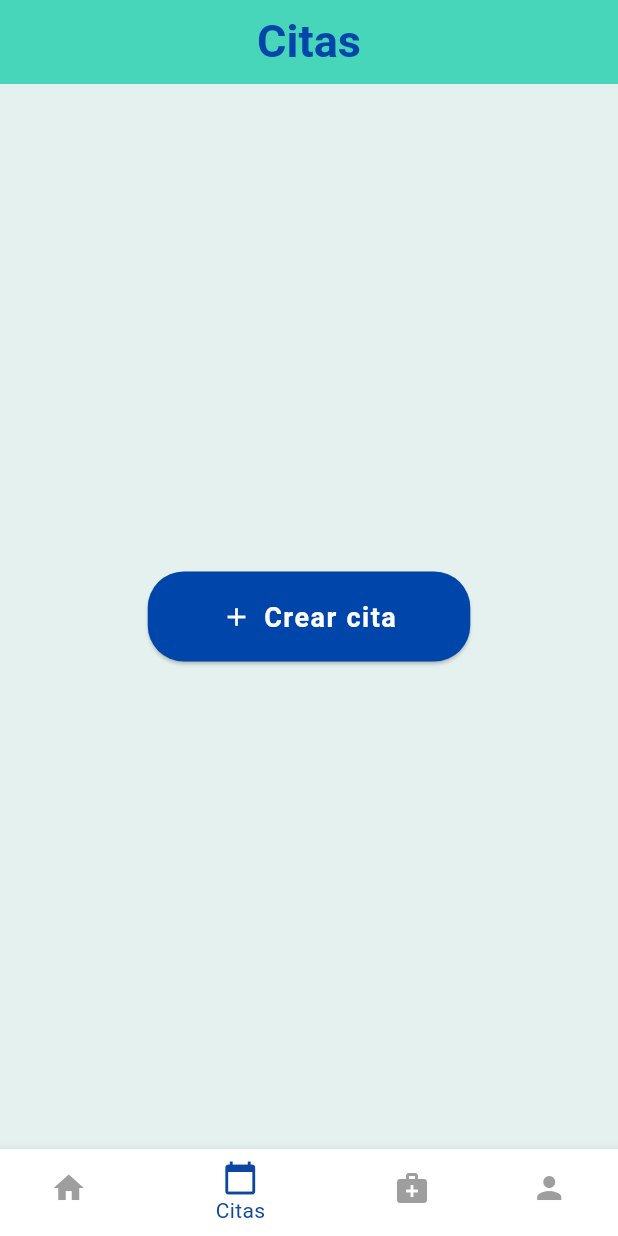
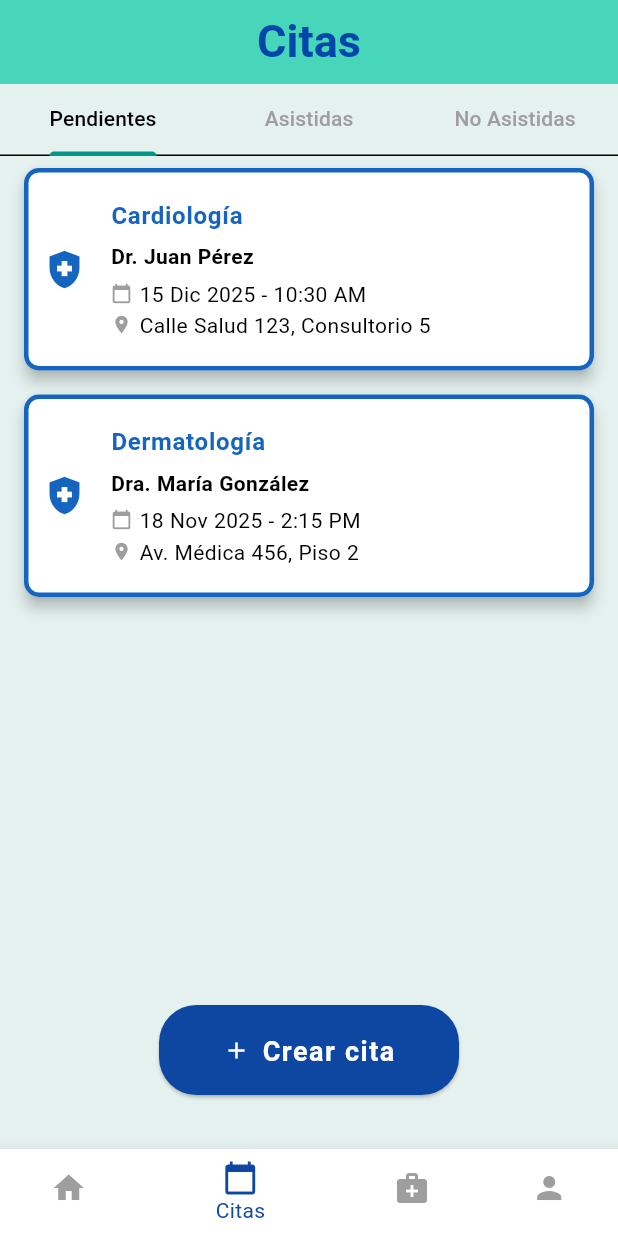
Before and after one commit to Jenn712-code/Proyecto-ARQ-SISTEMAS-II-AgendaMedica-FLUTTER, a Flutter app: the Dashboard screen opened directly, item 2 of the bottom bar chosen, on a phone screen of 412 x 824 dp. Run offline on Flutter 3.47's test engine with Material 3 defaults, Android fonts, the phone set to English and light mode, and no system bars; our stand-ins replace font_awesome_flutter, google_fonts, shared_preferences; accounts and stored records are empty; network calls fail; Roboto replaces fonts that are missing (SnapITC).

Commit message:
se crean tab bar, para listados de citas y medicamentos para las historias de usuario de sprint3

```diff
--- /dev/null
+++ b/lib/pages/CitasDashboardConTabs.dart
@@ -0,0 +1,158 @@
+// Archivo: lib/pages/CitasDashboardConTabs.dart
+
+import 'package:flutter/material.dart';
+// Importa tu formulario de creación de citas
+import 'crearCita.dart';
+// Importa el widget de la tarjeta (asumiendo que está en lib/widgets)
+import '../widgets/CitaCard.dart';
+
+class CitasDashboardConTabs extends StatefulWidget {
+  const CitasDashboardConTabs({super.key});
+
+  @override
+  State<CitasDashboardConTabs> createState() => _CitasDashboardConTabsState();
+}
+
+// 🎯 NECESARIO: Agrega 'with SingleTickerProviderStateMixin' para el TabController
+class _CitasDashboardConTabsState extends State<CitasDashboardConTabs>
+    with SingleTickerProviderStateMixin {
+
+  late TabController _tabController;
+
+  @override
+  void initState() {
+    super.initState();
+    // 3 pestañas: Pendientes, Asistidas, No Asistidas
+    _tabController = TabController(length: 3, vsync: this, initialIndex: 0);
+  }
+
+  @override
+  void dispose() {
+    _tabController.dispose();
+    super.dispose();
+  }
+
+  // 💡 Datos de prueba temporales para Citas
+  final List<Map<String, String>> _citasPendientes = [
+    {
+      "especialidad": "Cardiología",
+      "medico": "Dr. Juan Pérez",
+      "fechaHora": "15 Dic 2025 - 10:30 AM",
+      "direccion": "Calle Salud 123, Consultorio 5"
+    },
+    {
+      "especialidad": "Dermatología",
+      "medico": "Dra. María González",
+      "fechaHora": "18 Nov 2025 - 2:15 PM",
+      "direccion": "Av. Médica 456, Piso 2"
+    },
+    // Añadir más datos de prueba si es necesario...
+  ];
+
+  final List<Map<String, String>> _citasAsistidas = [
+    {
+      "especialidad": "Pediatría",
+      "medico": "Dr. Carlos López",
+      "fechaHora": "20 May 2025 - 9:00 AM",
+      "direccion": "Clínica Infantil, Sala 12"
+    },
+  ];
+
+  final List<Map<String, String>> _citasNoAsistidas = [
+    {
+      "especialidad": "Oftalmología",
+      "medico": "Dra. Ana Martínez",
+      "fechaHora": "22 Abr 2025 - 4:30 PM",
+      "direccion": "Centro Oftalmológico, Consultorio B"
+    },
+  ];
+
+  // 🎯 Método para construir la lista de citas, reutilizando CitaCard
+  Widget _buildCitaList(List<Map<String, String>> citas, Color color) {
+    if (citas.isEmpty) {
+      return const Center(
+        child: Text("No hay citas registradas en esta categoría.", textAlign: TextAlign.center),
+      );
+    }
+
+    return ListView.builder(
+      itemCount: citas.length,
+      itemBuilder: (context, index) {
+        final cita = citas[index];
+        return CitaCard(
+          especialidad: cita["especialidad"]!,
+          medico: cita["medico"]!,
+          fechaHora: cita["fechaHora"]!,
+          direccion: cita["direccion"]!,
+          colorBorde: color,
+        );
+      },
+    );
+  }
+
+
+  @override
+  Widget build(BuildContext context) {
+    return Scaffold(
+      body: Column(
+        children: [
+          // 🎯 EL TAB BAR
+          TabBar(
+            controller: _tabController,
+            indicatorColor: Colors.teal,
+            labelColor: Colors.black,
+            unselectedLabelColor: Colors.grey,
+            tabs: const [
+              Tab(text: "Pendientes"),
+              Tab(text: "Asistidas"),
+              Tab(text: "No Asistidas"),
+            ],
+            isScrollable: false,
+          ),
+
+          // 🎯 EL CONTENIDO DE LAS PESTAÑAS
+          Expanded(
+            child: TabBarView(
+              controller: _tabController,
+              children: [
+                // 1. Pendientes (Borde Azul Oscuro)
+                _buildCitaList(_citasPendientes, Colors.blue.shade800),
+
+                // 2. Asistidas (Borde Verde)
+                _buildCitaList(_citasAsistidas, Colors.green),
+
+                // 3. No Asistidas (Borde Rojo)
+                _buildCitaList(_citasNoAsistidas, Colors.red),
+              ],
+            ),
+          ),
+        ],
+      ),
+
+      // 🎯 BOTÓN FLOTANTE para la creación de citas
+      floatingActionButton: Padding(
+        padding: const EdgeInsets.only(bottom: 20.0),
+        child: ElevatedButton.icon(
+          onPressed: () {
+            // NAVEGA a tu formulario (crearCita.dart)
+            Navigator.push(
+              context,
+              MaterialPageRoute(builder: (context) => const crearCita()),
+            );
+          },
+          style: ElevatedButton.styleFrom(
+            backgroundColor: Colors.blue.shade900,
+            foregroundColor: Colors.white,
+            minimumSize: const Size(200, 50),
+            shape: RoundedRectangleBorder(
+              borderRadius: BorderRadius.circular(25),
+            ),
+          ),
+          icon: const Icon(Icons.add),
+          label: const Text("Crear cita", style: TextStyle(fontSize: 18)),
+        ),
+      ),
+      floatingActionButtonLocation: FloatingActionButtonLocation.centerFloat,
+    );
+  }
+}
--- a/lib/pages/Dashboard.dart
+++ b/lib/pages/Dashboard.dart
@@ -1,6 +1,11 @@
 import 'package:flutter/material.dart';
 import 'package:flutter_agenda_medica/pages/crearCita.dart';
 import 'package:flutter_agenda_medica/pages/crearMedicamento.dart';
+
+// 🎯 Widgets de Dashboard con pestañas
+import 'CitasDashboardConTabs.dart';
+import 'MedicamentosDashboardConTabs.dart';
+
 import '../controllers/DashboardModel.dart';
 import '../theme/AppTheme.dart';
 import 'Perfil.dart';
@@ -44,53 +49,16 @@ class _DashboardState extends State<Dashboard> {
 
   // Lista de pantallas que vas a mostrar en el dashboard
   late final List<Widget> _pages = [
+    // 0. Inicio
     const Center(child: Text("Inicio")),
 
-    // Página de Citas con botón
-    Center(
-      child: ElevatedButton.icon(
-        onPressed: () {
-          Navigator.push(
-            context,
-            MaterialPageRoute(builder: (context) => const crearCita()),
-          );
-        },
-        style: ElevatedButton.styleFrom(
-          backgroundColor: AppTheme.primaryColor,
-          foregroundColor: Colors.white,
-          minimumSize: const Size(215, 47),
-          shape: RoundedRectangleBorder(
-            borderRadius: BorderRadius.circular(24),
-          ),
-        ),
-        icon: const Icon(Icons.add, size: 20),
-        label: const Text("Crear cita"),
-      ),
-    ),
+    // 1. Citas (AHORA USA EL WIDGET CON EL TAB BAR)
+    const CitasDashboardConTabs(),
 
-    // Página de Medicamentos con botón
-    Center(
-      child: ElevatedButton.icon(
-        onPressed: () {
-          Navigator.push(
-            context,
-            MaterialPageRoute(builder: (context) => const crearMedicamento()),
-          );
-        },
-        style: ElevatedButton.styleFrom(
-          backgroundColor: AppTheme.primaryColor,
-          foregroundColor: Colors.white,
-          minimumSize: const Size(215, 47),
-          shape: RoundedRectangleBorder(
-            borderRadius: BorderRadius.circular(24),
-          ),
-        ),
-        icon: const Icon(Icons.add, size: 20),
-        label: const Text("Crear medicamento"),
-      ),
-    ),
+    // 2. Medicamentos (AHORA USA EL WIDGET CON EL TAB BAR)
+    const MedicamentosDashboardConTabs(),
 
-    // Perfil con botón cerrar sesión
+    // 3. Perfil
     Perfil(model: model),
   ];
 
@@ -103,13 +71,17 @@ class _DashboardState extends State<Dashboard> {
         title: Text(
           _titles[_selectedIndex],
           style: const TextStyle(
-          color: AppTheme.primaryColor,
-          fontWeight: FontWeight.bold,
+            color: AppTheme.primaryColor,
+            fontWeight: FontWeight.bold,
           ),
         ),
         backgroundColor: AppTheme.secondaryColor,
       ),
+
+      // Muestra la página seleccionada
       body: _pages[_selectedIndex],
+
+      // Barra de navegación inferior
       bottomNavigationBar: BottomNavigationBar(
         currentIndex: _selectedIndex,
         onTap: _onItemTapped,
--- a/lib/pages/crearCita.dart
+++ b/lib/pages/crearCita.dart
@@ -159,7 +159,7 @@ class _CrearCitaState extends State<crearCita> {
               // Dropdown especialidad
               Center(
                 child: FractionallySizedBox(
-                widthFactor: 0.8,
+                  widthFactor: 0.8,
                   child: DropdownButtonFormField<int>(
                     initialValue: model.especialidadSeleccionada,
                     decoration: const InputDecoration(labelText: "Especialidad"),
--- /dev/null
+++ b/lib/widgets/CitaCard.dart
@@ -0,0 +1,76 @@
+// Archivo: lib/widgets/CitaCard.dart
+
+import 'package:flutter/material.dart';
+
+class CitaCard extends StatelessWidget {
+  final String especialidad;
+  final String medico;
+  final String fechaHora;
+  final String direccion;
+  final Color colorBorde;
+
+  const CitaCard({
+    super.key,
+    required this.especialidad,
+    required this.medico,
+    required this.fechaHora,
+    required this.direccion,
+    required this.colorBorde,
+  });
+
+  @override
+  Widget build(BuildContext context) {
+    return Card(
+      margin: const EdgeInsets.symmetric(vertical: 8.0, horizontal: 16.0),
+      elevation: 4,
+      shape: RoundedRectangleBorder(
+        borderRadius: BorderRadius.circular(10),
+        side: BorderSide(color: colorBorde, width: 3),
+      ),
+      child: ListTile(
+        contentPadding: const EdgeInsets.all(12.0),
+        leading: Icon(
+          Icons.health_and_safety, // Puedes cambiar el ícono
+          color: colorBorde,
+          size: 30,
+        ),
+        title: Text(
+          especialidad,
+          style: TextStyle(
+            fontWeight: FontWeight.bold,
+            color: colorBorde,
+          ),
+        ),
+        subtitle: Column(
+          crossAxisAlignment: CrossAxisAlignment.start,
+          children: [
+            const SizedBox(height: 4),
+            Text(medico, style: const TextStyle(fontWeight: FontWeight.w600)),
+            const SizedBox(height: 4),
+            Row(
+              children: [
+                const Icon(Icons.calendar_today, size: 14, color: Colors.grey),
+                const SizedBox(width: 5),
+                Text(fechaHora),
+              ],
+            ),
+            Row(
+              children: [
+                const Icon(Icons.location_on, size: 14, color: Colors.grey),
+                const SizedBox(width: 5),
+                // Limita el texto de la dirección para que no desborde
+                Expanded(child: Text(direccion, overflow: TextOverflow.ellipsis)),
+              ],
+            ),
+          ],
+        ),
+        onTap: () {
+          // Acción al tocar la tarjeta, ej.: ver detalles de la cita
+          ScaffoldMessenger.of(context).showSnackBar(
+            SnackBar(content: Text('Ver detalles de la cita con $medico')),
+          );
+        },
+      ),
+    );
+  }
+}
```
Also changed, not shown: lib/pages/MedicamentosDashboardConTabs.dart (added, +133 -0 lines), lib/pages/Notificaciones.dart (added, +148 -0 lines), lib/pages/Perfil.dart (+46 -15 lines), lib/widgets/MedicamentoCard.dart (added, +67 -0 lines).
